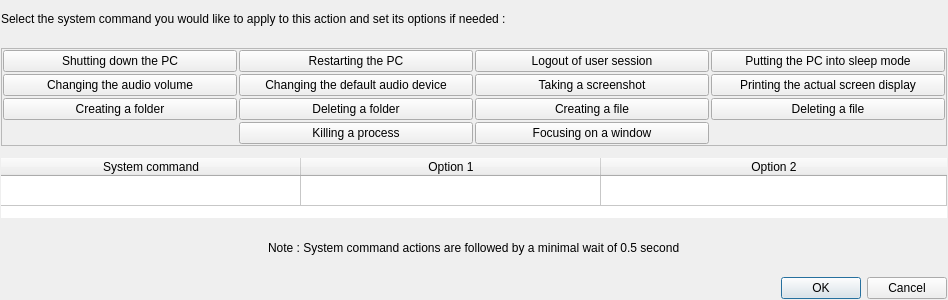
This is ui/createactiondialog/CreateSystemCommandActionDialog.ui in AmirHammouteneEI/ScheduledPasteAndKeys as Qt 5 draws it before an edit. The edited form follows.
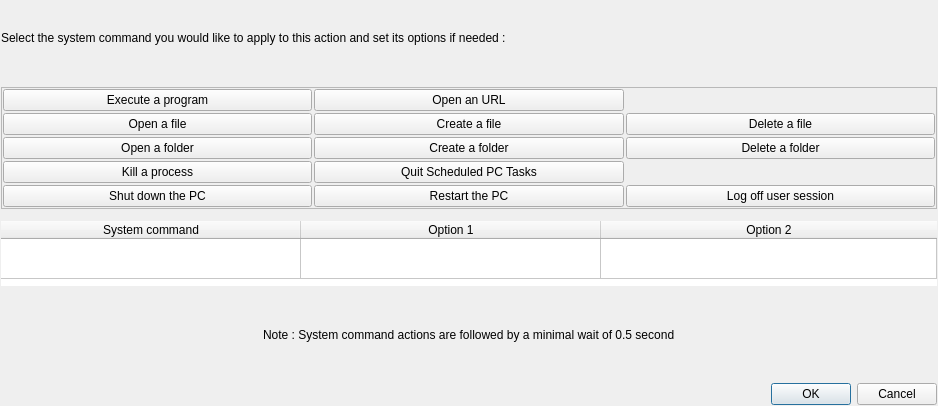
This is the edited form.

Commit message: finished work of system commands for version 0.3

```diff
--- a/ui/createactiondialog/CreateSystemCommandActionDialog.ui
+++ b/ui/createactiondialog/CreateSystemCommandActionDialog.ui
@@ -6,8 +6,8 @@
    <rect>
     <x>0</x>
     <y>0</y>
-    <width>948</width>
-    <height>300</height>
+    <width>938</width>
+    <height>406</height>
    </rect>
   </property>
   <property name="windowTitle">
@@ -76,101 +76,94 @@
       <property name="spacing">
        <number>2</number>
       </property>
-      <item row="2" column="2">
-       <widget class="QPushButton" name="screenshotButton">
-        <property name="text">
-         <string>Taking a screenshot</string>
-        </property>
-       </widget>
-      </item>
-      <item row="1" column="3">
-       <widget class="QPushButton" name="sleepmodeButton">
-        <property name="text">
-         <string>Putting the PC into sleep mode</string>
-        </property>
-       </widget>
-      </item>
-      <item row="1" column="1">
+      <item row="6" column="1">
        <widget class="QPushButton" name="restartButton">
         <property name="text">
-         <string>Restarting the PC</string>
+         <string>Restart the PC</string>
         </property>
        </widget>
       </item>
-      <item row="2" column="3">
-       <widget class="QPushButton" name="printscreenButton">
+      <item row="5" column="0">
+       <widget class="QPushButton" name="killprocessButton">
         <property name="text">
-         <string>Printing the actual screen display</string>
+         <string>Kill a process</string>
         </property>
        </widget>
       </item>
-      <item row="4" column="0">
-       <widget class="QPushButton" name="createfolderButton">
+      <item row="3" column="0">
+       <widget class="QPushButton" name="openfileButton">
         <property name="text">
-         <string>Creating a folder</string>
+         <string>Open a file</string>
         </property>
        </widget>
       </item>
       <item row="4" column="2">
-       <widget class="QPushButton" name="createfileButton">
-        <property name="text">
-         <string>Creating a file</string>
-        </property>
-       </widget>
-      </item>
-      <item row="4" column="1">
        <widget class="QPushButton" name="deletefolderButton">
         <property name="text">
-         <string>Deleting a folder</string>
+         <string>Delete a folder</string>
         </property>
        </widget>
       </item>
-      <item row="2" column="0">
-       <widget class="QPushButton" name="changevolumeButton">
-        <property name="text">
-         <string>Changing the audio volume</string>
-        </property>
-       </widget>
-      </item>
-      <item row="1" column="0">
+      <item row="6" column="0">
        <widget class="QPushButton" name="shutdownButton">
         <property name="text">
-         <string>Shutting down the PC</string>
-        </property>
-       </widget>
-      </item>
-      <item row="2" column="1">
-       <widget class="QPushButton" name="changeaudiodeviceButton">
-        <property name="text">
-         <string>Changing the default audio device</string>
-        </property>
-       </widget>
-      </item>
-      <item row="4" column="3">
-       <widget class="QPushButton" name="deletefileButton">
-        <property name="text">
-         <string>Deleting a file</string>
-        </property>
-       </widget>
-      </item>
-      <item row="5" column="2">
-       <widget class="QPushButton" name="focuswindowButton">
-        <property name="text">
-         <string>Focusing on a window</string>
+         <string>Shut down the PC</string>
         </property>
        </widget>
       </item>
       <item row="5" column="1">
-       <widget class="QPushButton" name="killprocessButton">
+       <widget class="QPushButton" name="quitselfprogramButton">
         <property name="text">
-         <string>Killing a process</string>
+         <string>Quit Scheduled PC Tasks</string>
         </property>
        </widget>
       </item>
-      <item row="1" column="2">
+      <item row="6" column="2">
        <widget class="QPushButton" name="logoffButton">
         <property name="text">
-         <string>Logout of user session</string>
+         <string>Log off user session</string>
+        </property>
+       </widget>
+      </item>
+      <item row="3" column="1">
+       <widget class="QPushButton" name="createfileButton">
+        <property name="text">
+         <string>Create a file</string>
+        </property>
+       </widget>
+      </item>
+      <item row="4" column="1">
+       <widget class="QPushButton" name="createfolderButton">
+        <property name="text">
+         <string>Create a folder</string>
+        </property>
+       </widget>
+      </item>
+      <item row="4" column="0">
+       <widget class="QPushButton" name="openfolderButton">
+        <property name="text">
+         <string>Open a folder</string>
+        </property>
+       </widget>
+      </item>
+      <item row="3" column="2">
+       <widget class="QPushButton" name="deletefileButton">
+        <property name="text">
+         <string>Delete a file</string>
+        </property>
+       </widget>
+      </item>
+      <item row="2" column="0">
+       <widget class="QPushButton" name="executeprogramButton">
+        <property name="text">
+         <string>Execute a program</string>
+        </property>
+       </widget>
+      </item>
+      <item row="2" column="1">
+       <widget class="QPushButton" name="openurlButton">
+        <property name="text">
+         <string>Open an URL</string>
         </property>
        </widget>
       </item>
@@ -204,7 +197,7 @@
      <property name="maximumSize">
       <size>
        <width>16777215</width>
-       <height>60</height>
+       <height>65</height>
       </size>
      </property>
      <property name="frameShape">
@@ -240,6 +233,9 @@
      <attribute name="verticalHeaderVisible">
       <bool>false</bool>
      </attribute>
+     <attribute name="verticalHeaderDefaultSectionSize">
+      <number>40</number>
+     </attribute>
      <row/>
      <column>
       <property name="text">
```
Left out of the diff: 2 changed lines with no effect on the pictures. The commit also changes 11 other files.
